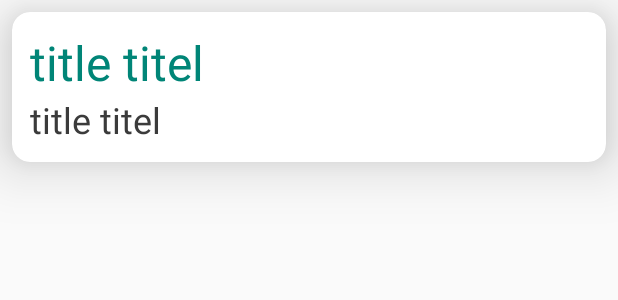
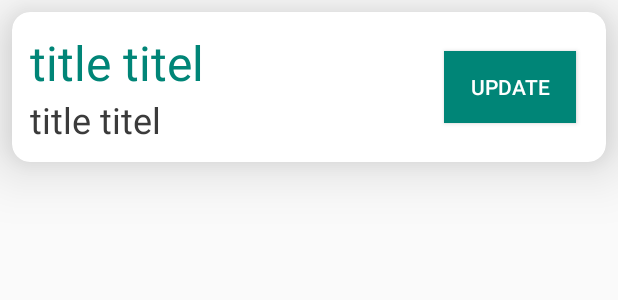
Before and after one commit to mohamednabiltraining/NotesAppAlexG1, an Android app: the layout item_note.xml on its own in the app's theme, with its tools: preview values and no code run, on a phone screen of 412 x 824 dp. Shown: the top 300 px of the screen. Run offline under Robolectric (Android 15) with nearby library versions, the phone set to English and light mode, and no system bars.

Commit message:
update note adpter with new button

```diff
--- a/app/build.gradle
+++ b/app/build.gradle
@@ -30,9 +30,8 @@ dependencies {
     // For Kotlin use kapt instead of annotationProcessor
 
 
-
-    compile 'com.daimajia.easing:library:2.0@aar'
-    compile 'com.daimajia.androidanimations:library:2.3@aar'
+    implementation 'com.daimajia.easing:library:2.0@aar'
+    implementation 'com.daimajia.androidanimations:library:2.3@aar'
 
 
     testImplementation 'junit:junit:4.12'
--- a/app/src/main/AndroidManifest.xml
+++ b/app/src/main/AndroidManifest.xml
@@ -9,7 +9,8 @@
         android:roundIcon="@mipmap/ic_launcher_round"
         android:supportsRtl="true"
         android:theme="@style/AppTheme">
-        <activity android:name=".NoteActivity"></activity>
+        <activity android:name=".UpdateActivity"></activity>
+        <activity android:name=".NoteActivity" />
         <activity
             android:name=".HomeActivity"
             android:label="@string/title_activity_home"
--- a/app/src/main/res/layout/item_note.xml
+++ b/app/src/main/res/layout/item_note.xml
@@ -34,6 +34,18 @@
             app:layout_constraintTop_toBottomOf="@id/title"
             tools:text="title titel"
             />
+        <Button
+            android:layout_width="wrap_content"
+            android:layout_height="wrap_content"
+            app:layout_constraintEnd_toEndOf="parent"
+            app:layout_constraintTop_toTopOf="parent"
+            app:layout_constraintBottom_toBottomOf="parent"
+            android:background="@color/colorPrimary"
+            android:text="@string/update"
+            android:padding="8dp"
+            android:layout_marginEnd="8dp"
+            android:textColor="#fff"/>
+        >
 
     </androidx.constraintlayout.widget.ConstraintLayout>
 
--- a/app/src/main/res/values/strings.xml
+++ b/app/src/main/res/values/strings.xml
@@ -7,4 +7,5 @@
     <string name="note_added_successfully">Note added successfully</string>
     <string name="ok">ok</string>
     <string name="title_activity_home">HomeActivity</string>
+    <string name="update">update</string>
 </resources>
```
Also changed, not shown: app/src/main/java/com/route/NotesApp/NotesAdapter.java (+10 -0 lines), app/src/main/java/com/route/NotesApp/UpdateActivity.java (added, +18 -0 lines), app/src/main/res/layout/activity_update.xml (added, +61 -0 lines).
